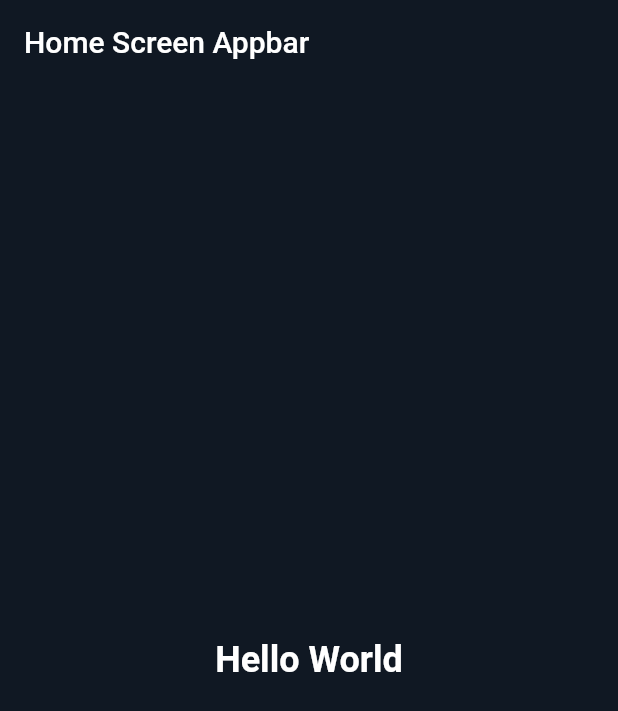
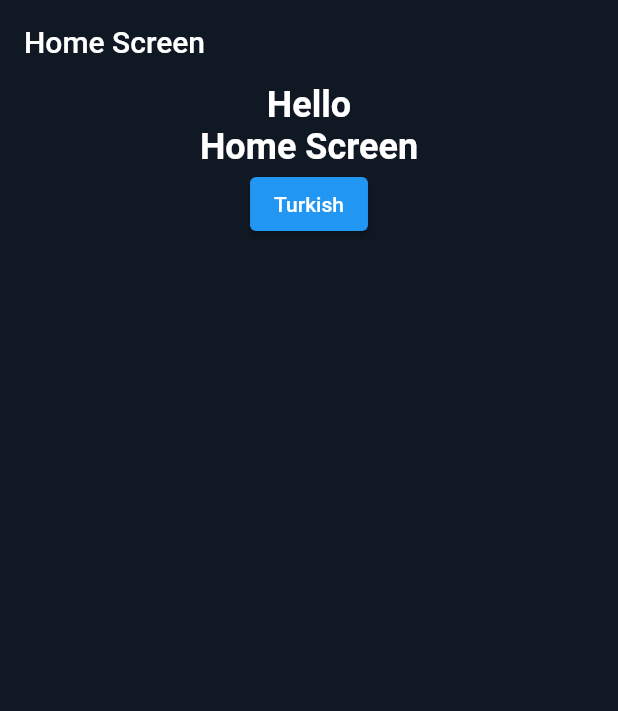
Before and after one commit to yagizdo/flutter_mobx_boilerplate, a Flutter app: the screen it shows after launch, on a phone screen of 412 x 824 dp. Shown: the top 711 px of the screen. Run offline on Flutter 3.47's test engine with Material 2 defaults, Android fonts, the phone set to English and light mode, and no system bars; our stand-ins replace easy_localization.

Commit message:
added tr texts and example page

```diff
--- a/lib/localizations/en.json
+++ b/lib/localizations/en.json
@@ -1,6 +1,7 @@
 {
   "home": {
     "home_title": "Home Screen",
-    "hello_txt": "Hello"
+    "hello_txt": "Hello",
+    "home_btn": "Turkish"
   }
 }
--- a/lib/localizations/tr.json
+++ b/lib/localizations/tr.json
@@ -1,6 +1,7 @@
 {
   "home": {
     "home_title": "Ana Sayfa",
-    "hello_txt": "Merhaba"
+    "hello_txt": "Merhaba",
+    "home_btn": "Ingilizce"
   }
 }
--- a/lib/screens/home_screen.dart
+++ b/lib/screens/home_screen.dart
@@ -1,5 +1,7 @@
+import 'package:easy_localization/easy_localization.dart';
 import 'package:flutter/material.dart';
 import 'package:flutter_basic_template/constants/app_strings.dart';
+import 'package:flutter_basic_template/localizations/locale_keys.g.dart';
 
 class HomeScreen extends StatelessWidget {
   const HomeScreen({Key? key}) : super(key: key);
@@ -8,12 +10,20 @@ class HomeScreen extends StatelessWidget {
   Widget build(BuildContext context) {
     return Scaffold(
       appBar: AppBar(
-        title: Text(homeScreenAppbarText),
+        title: Text(LocaleKeys.home_home_title.tr()),
       ),
       body: Center(
-        child: Container(
-          child: Text('Hello World',style: Theme.of(context).textTheme.headline1,),
-        ),
+        child: Column(
+          children: [
+            Text(LocaleKeys.home_hello_txt.tr(),style: Theme.of(context).textTheme.headline1,),
+            Text(LocaleKeys.home_home_title.tr(),style: Theme.of(context).textTheme.headline1,),
+            ElevatedButton(onPressed: (){
+              context.locale == Locale('en') ? context.setLocale(Locale('tr')) : context.setLocale(Locale('en'));
+
+              print(context.locale.toString());
+            }, child: Text(LocaleKeys.home_home_btn.tr()),),
+          ],
+        )
       ),
     );
   }
```
Also changed, not shown: lib/localizations/codegen_loader.g.dart, lib/localizations/locale_keys.g.dart.
